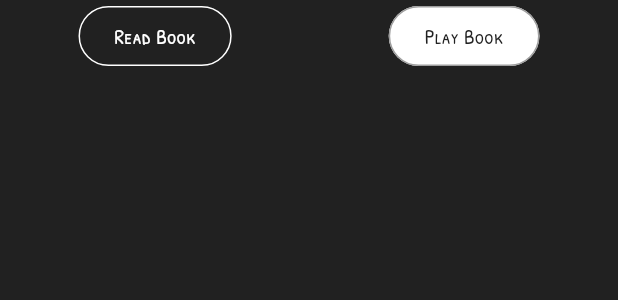
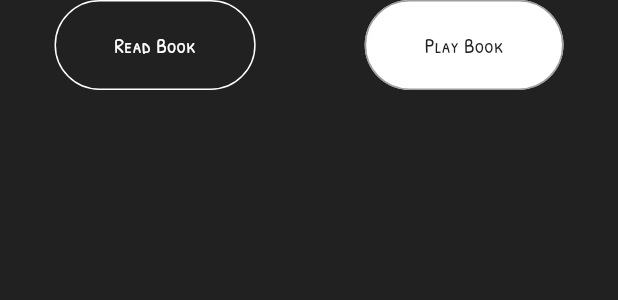
Before and after one commit to Marta-24/DM-Layout, a Flutter app: the BottomButtons widget shown alone on an empty page, opened directly, on a phone screen of 412 x 824 dp. Shown: the top 300 px of the screen. Run offline on Flutter 3.47's test engine with Material 2 defaults, Android fonts, the phone set to English and light mode, and no system bars; network calls fail.

Commit message:
size butotns

```diff
--- a/booklayout/lib/widgets/bottom_buttons.dart
+++ b/booklayout/lib/widgets/bottom_buttons.dart
@@ -11,6 +11,7 @@ class BottomButtons extends StatelessWidget {
         OutlinedButton(
           onPressed: () {},
           style: OutlinedButton.styleFrom(
+            padding: const EdgeInsets.symmetric(horizontal: 40, vertical: 20), // Adjust padding here
             backgroundColor: Colors.grey[900], // Background color
             side: const BorderSide(color: Colors.white),
           ),
@@ -22,8 +23,9 @@ class BottomButtons extends StatelessWidget {
         OutlinedButton(
           onPressed: () {},
           style: OutlinedButton.styleFrom(
+            padding: const EdgeInsets.symmetric(horizontal: 40, vertical: 20), // Adjust padding here
             backgroundColor: Colors.white, // Background color
-            side: BorderSide(color: Colors.grey),
+            side: const BorderSide(color: Colors.grey),
           ),
           child: Text(
             "Play Book",
```
